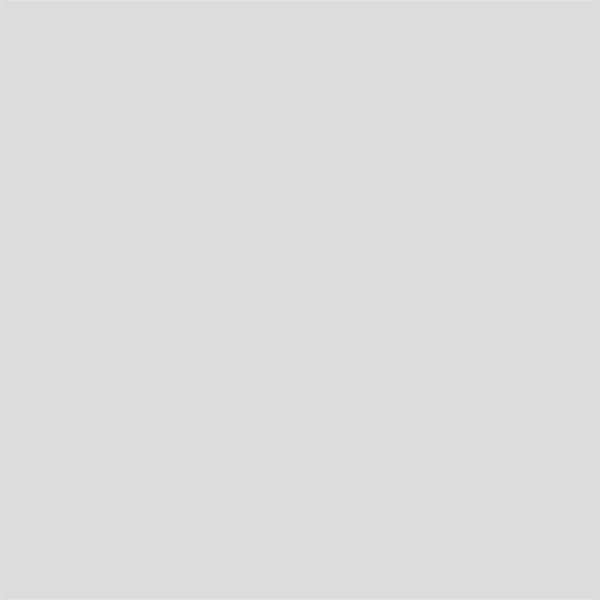
Old version of the form src/ui/MainMenu.ui in the repository J0w03L/QtRPSLS.
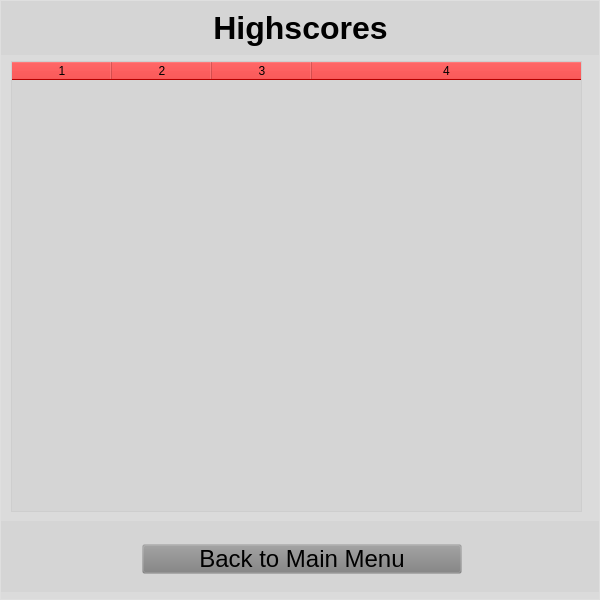
New version of the form. The open tabs and pages were chosen to show the change. Icons and pictures are not drawn.

Diff of the .ui file:
```diff
--- a/src/ui/MainMenu.ui
+++ b/src/ui/MainMenu.ui
@@ -960,7 +960,180 @@
         </layout>
        </widget>
       </widget>
-      <widget class="QWidget" name="scoresWidget"/>
+      <widget class="QWidget" name="scoresWidget">
+       <widget class="QLabel" name="scoresTitle">
+        <property name="geometry">
+         <rect>
+          <x>0</x>
+          <y>0</y>
+          <width>599</width>
+          <height>54</height>
+         </rect>
+        </property>
+        <property name="maximumSize">
+         <size>
+          <width>600</width>
+          <height>64</height>
+         </size>
+        </property>
+        <property name="font">
+         <font>
+          <family>Arial</family>
+          <pointsize>24</pointsize>
+          <italic>false</italic>
+          <bold>true</bold>
+         </font>
+        </property>
+        <property name="styleSheet">
+         <string notr="true">padding: .5em;</string>
+        </property>
+        <property name="text">
+         <string>Highscores</string>
+        </property>
+        <property name="alignment">
+         <set>Qt::AlignmentFlag::AlignCenter</set>
+        </property>
+       </widget>
+       <widget class="QTableWidget" name="scoresTable">
+        <property name="geometry">
+         <rect>
+          <x>10</x>
+          <y>60</y>
+          <width>571</width>
+          <height>451</height>
+         </rect>
+        </property>
+        <property name="styleSheet">
+         <string notr="true">QTableWidget::item {
+	background-color: #fff;
+}
+
+QHeaderView::section {
+	background-color:#f00;
+}</string>
+        </property>
+        <property name="autoScroll">
+         <bool>false</bool>
+        </property>
+        <property name="editTriggers">
+         <set>QAbstractItemView::EditTrigger::NoEditTriggers</set>
+        </property>
+        <property name="showDropIndicator" stdset="0">
+         <bool>false</bool>
+        </property>
+        <property name="alternatingRowColors">
+         <bool>false</bool>
+        </property>
+        <property name="selectionMode">
+         <enum>QAbstractItemView::SelectionMode::NoSelection</enum>
+        </property>
+        <property name="selectionBehavior">
+         <enum>QAbstractItemView::SelectionBehavior::SelectRows</enum>
+        </property>
+        <property name="sortingEnabled">
+         <bool>true</bool>
+        </property>
+        <property name="cornerButtonEnabled">
+         <bool>true</bool>
+        </property>
+        <property name="rowCount">
+         <number>0</number>
+        </property>
+        <property name="columnCount">
+         <number>4</number>
+        </property>
+        <attribute name="horizontalHeaderCascadingSectionResizes">
+         <bool>true</bool>
+        </attribute>
+        <attribute name="horizontalHeaderHighlightSections">
+         <bool>true</bool>
+        </attribute>
+        <attribute name="horizontalHeaderShowSortIndicator" stdset="0">
+         <bool>true</bool>
+        </attribute>
+        <attribute name="horizontalHeaderStretchLastSection">
+         <bool>true</bool>
+        </attribute>
+        <attribute name="verticalHeaderVisible">
+         <bool>true</bool>
+        </attribute>
+        <attribute name="verticalHeaderCascadingSectionResizes">
+         <bool>true</bool>
+        </attribute>
+        <attribute name="verticalHeaderHighlightSections">
+         <bool>true</bool>
+        </attribute>
+        <attribute name="verticalHeaderStretchLastSection">
+         <bool>false</bool>
+        </attribute>
+        <column/>
+        <column/>
+        <column/>
+        <column/>
+       </widget>
+       <widget class="QWidget" name="layoutWidget">
+        <property name="geometry">
+         <rect>
+          <x>0</x>
+          <y>520</y>
+          <width>601</width>
+          <height>71</height>
+         </rect>
+        </property>
+        <layout class="QHBoxLayout" name="horizontalLayout_7">
+         <item>
+          <spacer name="horizontalSpacer_13">
+           <property name="orientation">
+            <enum>Qt::Orientation::Horizontal</enum>
+           </property>
+           <property name="sizeHint" stdset="0">
+            <size>
+             <width>40</width>
+             <height>20</height>
+            </size>
+           </property>
+          </spacer>
+         </item>
+         <item>
+          <widget class="QPushButton" name="scoresBackButton">
+           <property name="minimumSize">
+            <size>
+             <width>320</width>
+             <height>0</height>
+            </size>
+           </property>
+           <property name="font">
+            <font>
+             <family>Arial</family>
+             <pointsize>18</pointsize>
+             <bold>false</bold>
+            </font>
+           </property>
+           <property name="styleSheet">
+            <string notr="true">margin-bottom: 1.5em;
+margin-top: 6px;</string>
+           </property>
+           <property name="text">
+            <string>Back to Main Menu</string>
+           </property>
+          </widget>
+         </item>
+         <item>
+          <spacer name="horizontalSpacer_14">
+           <property name="orientation">
+            <enum>Qt::Orientation::Horizontal</enum>
+           </property>
+           <property name="sizeHint" stdset="0">
+            <size>
+             <width>40</width>
+             <height>20</height>
+            </size>
+           </property>
+          </spacer>
+         </item>
+        </layout>
+       </widget>
+      </widget>
      </widget>
     </item>
    </layout>
```
Left out of the diff: 2 changed lines with no effect on the pictures.
